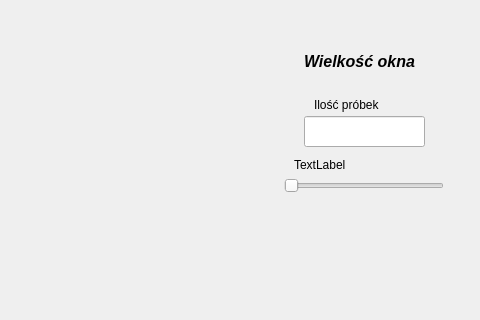
Before: the Qt Designer form mp3_player/forms/visualisation.ui in adam123600/mp3_player_QT, drawn with Qt 5; both pictures show x 546 to 1026 and y 204 to 524 of the 1026 by 524 pixel window.
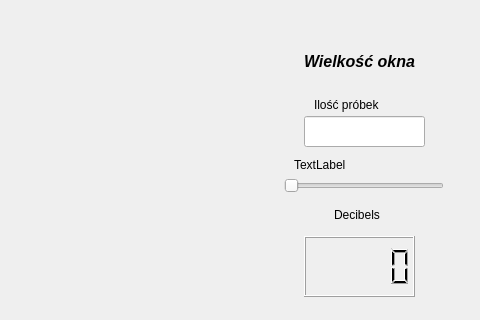
After: the same form once the commit is applied.

Patch:
```diff
--- a/mp3_player/forms/visualisation.ui
+++ b/mp3_player/forms/visualisation.ui
@@ -141,6 +141,38 @@
     <string>TextLabel</string>
    </property>
   </widget>
+  <widget class="QLCDNumber" name="lcdDBNumber">
+   <property name="geometry">
+    <rect>
+     <x>850</x>
+     <y>440</y>
+     <width>111</width>
+     <height>61</height>
+    </rect>
+   </property>
+   <property name="layoutDirection">
+    <enum>Qt::LeftToRight</enum>
+   </property>
+   <property name="autoFillBackground">
+    <bool>false</bool>
+   </property>
+   <property name="smallDecimalPoint">
+    <bool>false</bool>
+   </property>
+  </widget>
+  <widget class="QLabel" name="labelDecibels">
+   <property name="geometry">
+    <rect>
+     <x>880</x>
+     <y>410</y>
+     <width>67</width>
+     <height>17</height>
+    </rect>
+   </property>
+   <property name="text">
+    <string>Decibels</string>
+   </property>
+  </widget>
  </widget>
  <resources/>
  <connections/>
```
